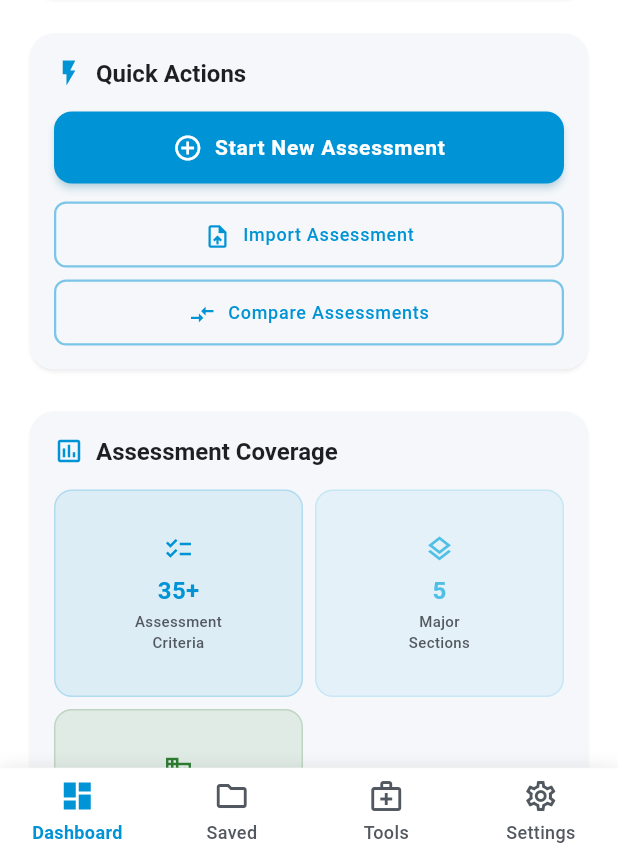
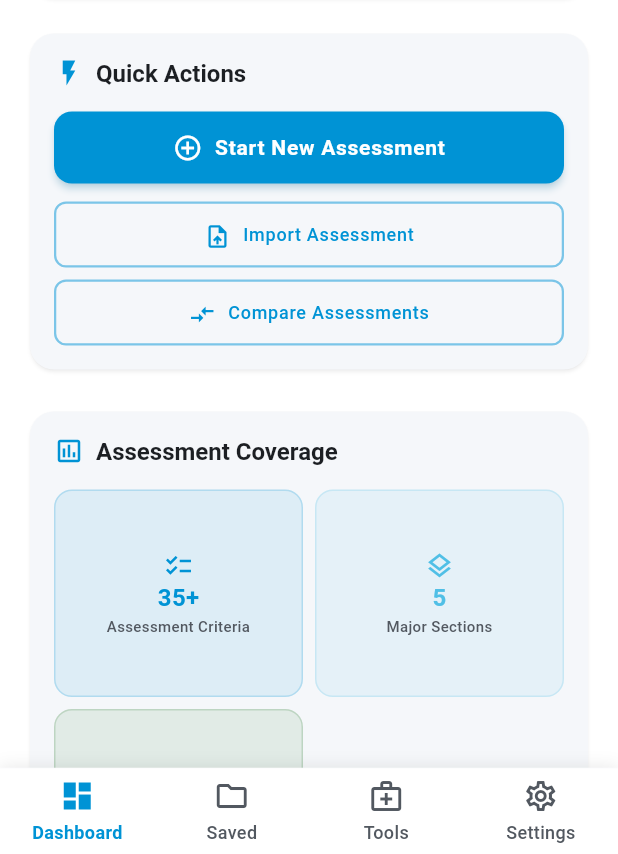
Before and after one commit to aliazani/treatment_center, a Flutter app: the screen it shows after launch, on a phone screen of 412 x 824 dp, the part 382-1236 px from its top. Run offline on Flutter 3.47's test engine with Material 3 defaults, Android fonts, the phone set to English and light mode, and no system bars; our stand-ins replace camera, cloud_functions, drift, equatable, file_picker, firebase_auth and 15 more; missing offline and left inert: excel, flutter_email_sender; accounts and stored records are empty; generated files the repository leaves out were written again; network calls fail.

```diff
--- a/lib/features/questionnaire_form/presentation/pages/home_page.dart
+++ b/lib/features/questionnaire_form/presentation/pages/home_page.dart
@@ -274,8 +274,7 @@ class _ResponsiveQuickActions extends StatelessWidget {
                               context,
                               MaterialPageRoute(
                                 builder:
-                                    (context) =>
-                                        const CompareAssessmentsPage(),
+                                    (context) => const CompareAssessmentsPage(),
                               ),
                             ),
                         icon: Icons.compare_arrows,
@@ -427,21 +426,21 @@ class _ResponsiveAssessmentOverview extends StatelessWidget {
                     _StatCard(
                       icon: Icons.checklist_outlined,
                       value: '35+',
-                      label: 'Assessment\nCriteria',
+                      label: 'Assessment Criteria',
                       color: theme.colorScheme.primary,
                       isCompact: isMobile,
                     ),
                     _StatCard(
                       icon: Icons.layers_outlined,
                       value: '5',
-                      label: 'Major\nSections',
+                      label: 'Major Sections',
                       color: theme.colorScheme.secondary,
                       isCompact: isMobile,
                     ),
                     _StatCard(
                       icon: Icons.business_outlined,
                       value: '2',
-                      label: 'Facility\nTypes',
+                      label: 'Facility Types',
                       color: theme.colorScheme.tertiary,
                       isCompact: isMobile,
                     ),
@@ -566,7 +565,7 @@ class _StatCard extends StatelessWidget {
   @override
   Widget build(BuildContext context) {
     return Container(
-      padding: EdgeInsets.all(isCompact ? 12 : 16),
+      padding: EdgeInsets.all(isCompact ? 6 : 8),
       decoration: BoxDecoration(
         color: color.withValues(alpha: 0.1),
         borderRadius: BorderRadius.circular(12),
@@ -576,7 +575,6 @@ class _StatCard extends StatelessWidget {
         mainAxisAlignment: MainAxisAlignment.center,
         children: [
           Icon(icon, color: color, size: isCompact ? 20 : 24),
-          SizedBox(height: isCompact ? 6 : 8),
           Text(
             value,
             style: TextStyle(
@@ -585,7 +583,6 @@ class _StatCard extends StatelessWidget {
               color: color,
             ),
           ),
-          SizedBox(height: isCompact ? 2 : 4),
           Text(
             label,
             style: TextStyle(
```
